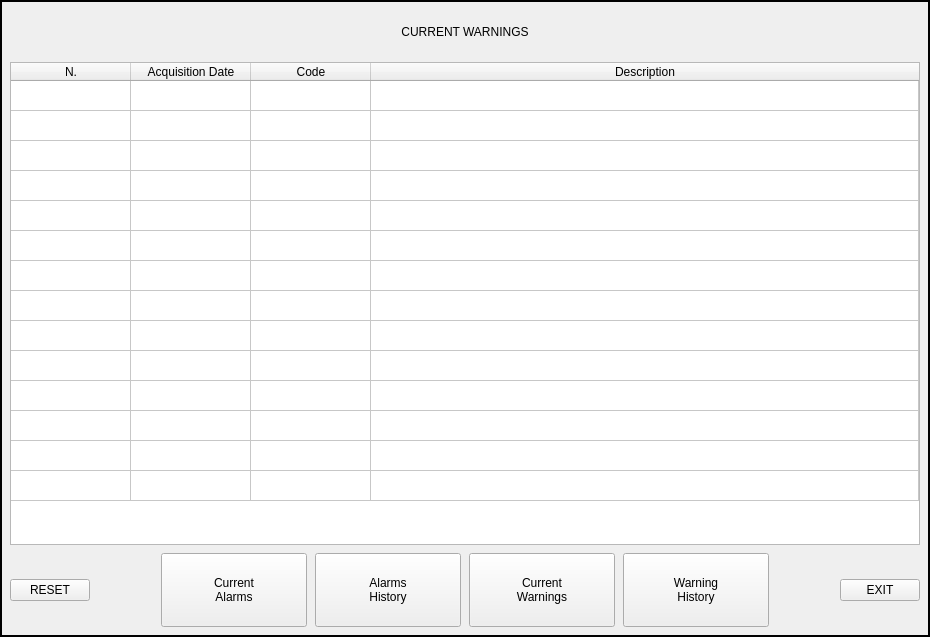
Qt form python/examples/api_client_qt_demo/alarms_warnings_dialog.ui (rosettacnc-classroom/cnc_api_client_core_1) before a commit.
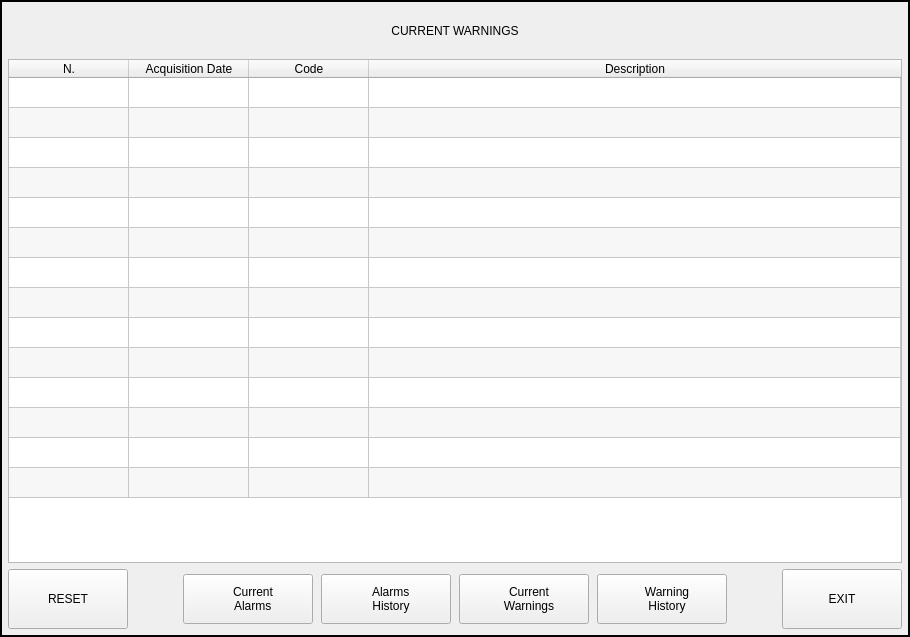
The same form after that commit. Icons and pictures are not drawn.

Commit message: added alarms/warnings button icons

The edit to the form file:
```diff
--- a/python/examples/api_client_qt_demo/alarms_warnings_dialog.ui
+++ b/python/examples/api_client_qt_demo/alarms_warnings_dialog.ui
@@ -6,7 +6,7 @@
    <rect>
     <x>0</x>
     <y>0</y>
-    <width>930</width>
+    <width>910</width>
     <height>637</height>
    </rect>
   </property>
@@ -51,26 +51,26 @@
      </property>
      <layout class="QVBoxLayout" name="contentLayout">
       <property name="spacing">
-       <number>8</number>
+       <number>6</number>
       </property>
       <property name="leftMargin">
-       <number>8</number>
+       <number>6</number>
       </property>
       <property name="topMargin">
-       <number>8</number>
+       <number>6</number>
       </property>
       <property name="rightMargin">
-       <number>8</number>
+       <number>6</number>
       </property>
       <property name="bottomMargin">
-       <number>8</number>
+       <number>6</number>
       </property>
       <item>
        <widget class="QLabel" name="titleLabel">
         <property name="minimumSize">
          <size>
           <width>0</width>
-          <height>44</height>
+          <height>45</height>
          </size>
         </property>
         <property name="text">
@@ -90,7 +90,7 @@
          <set>QAbstractItemView::EditTrigger::NoEditTriggers</set>
         </property>
         <property name="alternatingRowColors">
-         <bool>false</bool>
+         <bool>true</bool>
         </property>
         <property name="selectionMode">
          <enum>QAbstractItemView::SelectionMode::SingleSelection</enum>
@@ -190,8 +190,8 @@
          <widget class="QPushButton" name="resetButton">
           <property name="minimumSize">
            <size>
-            <width>0</width>
-            <height>0</height>
+            <width>120</width>
+            <height>60</height>
            </size>
           </property>
           <property name="text">
@@ -224,13 +224,26 @@
            <widget class="QPushButton" name="modeAlarmsCurrentButton">
             <property name="minimumSize">
              <size>
-              <width>146</width>
-              <height>74</height>
+              <width>130</width>
+              <height>50</height>
              </size>
             </property>
+            <property name="styleSheet">
+             <string notr="true"/>
+            </property>
             <property name="text">
-             <string>Current
-Alarms</string>
+             <string>   Current
+   Alarms</string>
+            </property>
+            <property name="icon">
+             <iconset resource="resources.qrc">
+              <normaloff>:/images/images/alarms.svg</normaloff>:/images/images/alarms.svg</iconset>
+            </property>
+            <property name="iconSize">
+             <size>
+              <width>32</width>
+              <height>32</height>
+             </size>
             </property>
             <property name="autoDefault">
              <bool>false</bool>
@@ -241,13 +254,23 @@
            <widget class="QPushButton" name="modeAlarmsHistoryButton">
             <property name="minimumSize">
              <size>
-              <width>146</width>
-              <height>74</height>
+              <width>130</width>
+              <height>50</height>
              </size>
             </property>
             <property name="text">
-             <string>Alarms
-History</string>
+             <string>   Alarms
+   History</string>
+            </property>
+            <property name="icon">
+             <iconset resource="resources.qrc">
+              <normaloff>:/images/images/alarms-history.svg</normaloff>:/images/images/alarms-history.svg</iconset>
+            </property>
+            <property name="iconSize">
+             <size>
+              <width>32</width>
+              <height>32</height>
+             </size>
             </property>
             <property name="autoDefault">
              <bool>false</bool>
@@ -258,13 +281,23 @@
            <widget class="QPushButton" name="modeWarningsCurrentButton">
             <property name="minimumSize">
              <size>
-              <width>146</width>
-              <height>74</height>
+              <width>130</width>
+              <height>50</height>
              </size>
             </property>
             <property name="text">
-             <string>Current
-Warnings</string>
+             <string>   Current
+   Warnings</string>
+            </property>
+            <property name="icon">
+             <iconset resource="resources.qrc">
+              <normaloff>:/images/images/warnings_dev.svg</normaloff>:/images/images/warnings_dev.svg</iconset>
+            </property>
+            <property name="iconSize">
+             <size>
+              <width>32</width>
+              <height>32</height>
+             </size>
             </property>
             <property name="autoDefault">
              <bool>false</bool>
@@ -275,13 +308,23 @@
            <widget class="QPushButton" name="modeWarningsHistoryButtonButton">
             <property name="minimumSize">
              <size>
-              <width>146</width>
-              <height>74</height>
+              <width>130</width>
+              <height>50</height>
              </size>
             </property>
             <property name="text">
-             <string>Warning
-History</string>
+             <string>   Warning
+   History</string>
+            </property>
+            <property name="icon">
+             <iconset resource="resources.qrc">
+              <normaloff>:/images/images/warnings-history.svg</normaloff>:/images/images/warnings-history.svg</iconset>
+            </property>
+            <property name="iconSize">
+             <size>
+              <width>32</width>
+              <height>32</height>
+             </size>
             </property>
             <property name="autoDefault">
              <bool>false</bool>
@@ -307,8 +350,8 @@
          <widget class="QPushButton" name="exitButton">
           <property name="minimumSize">
            <size>
-            <width>0</width>
-            <height>0</height>
+            <width>120</width>
+            <height>60</height>
            </size>
           </property>
           <property name="text">
```
Left out of the diff: 4 changed lines with no effect on the pictures. The commit also changes 8 other files.
